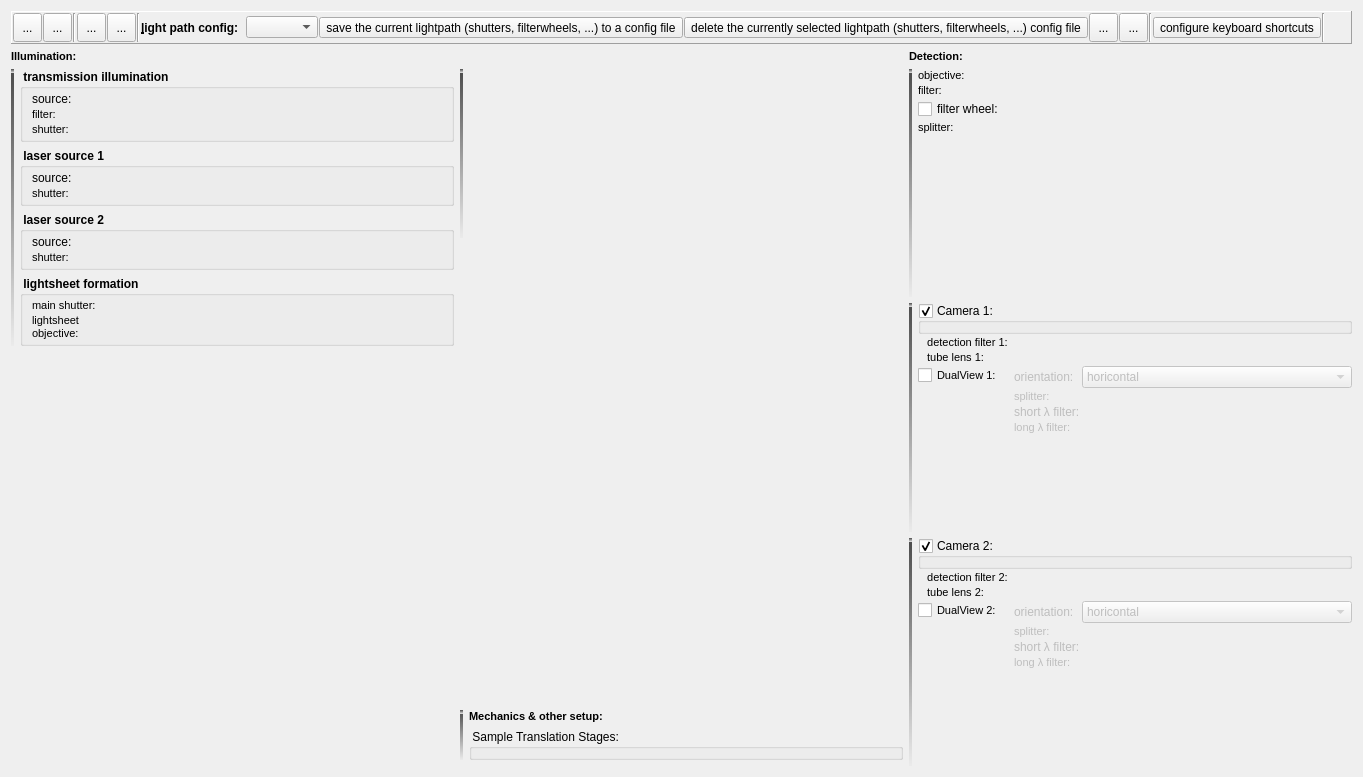
Above: plugins/spimb040/qfespimb040opticssetup.ui from jkriege2/QuickFit3 before the change. Below: the same form after it.
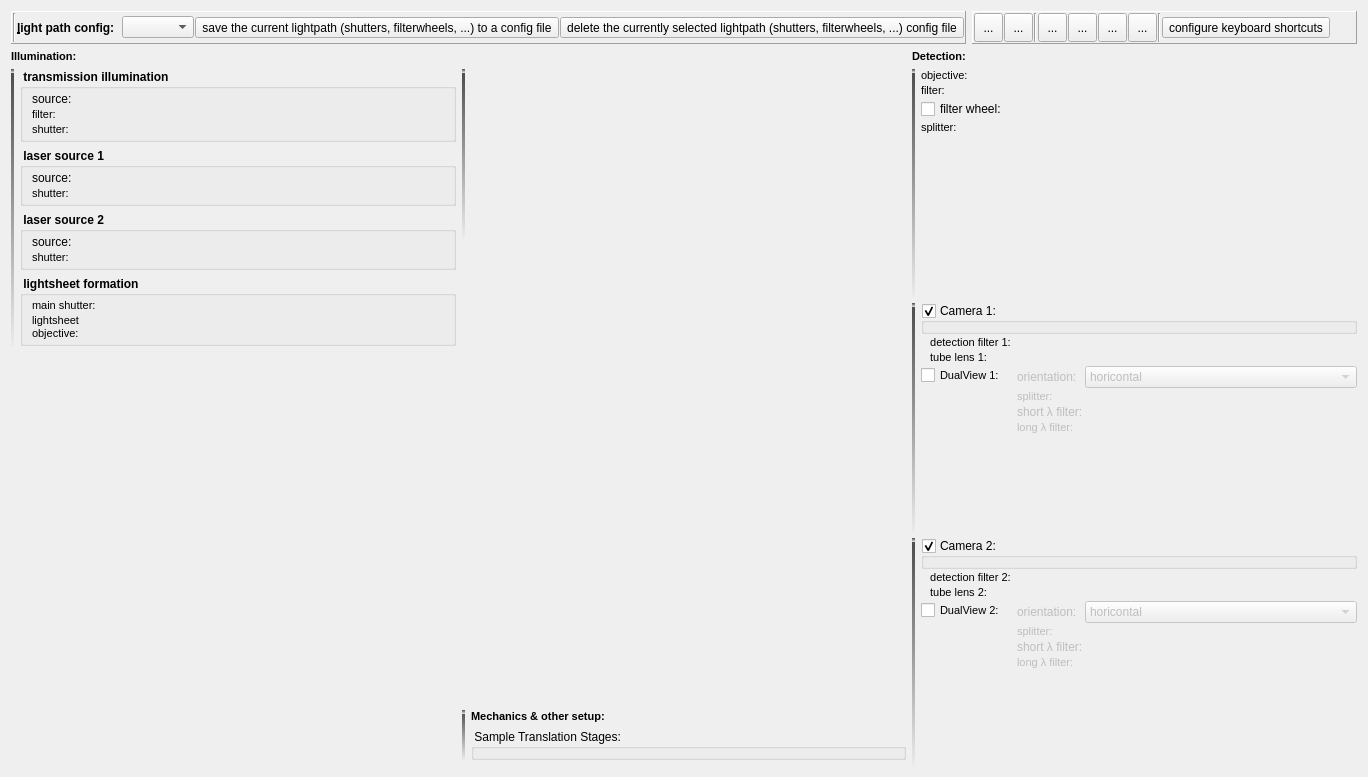
That is the form after the change. Icons and pictures are not drawn. Custom widgets are drawn as their Qt base class.

What changed in the file:
```diff
--- a/plugins/spimb040/qfespimb040opticssetup.ui
+++ b/plugins/spimb040/qfespimb040opticssetup.ui
@@ -14,7 +14,7 @@
    <string>Form</string>
   </property>
   <layout class="QGridLayout" name="gridLayout">
-   <item row="1" column="0">
+   <item row="2" column="0">
     <widget class="QLabel" name="label_2">
      <property name="text">
       <string>&lt;!DOCTYPE HTML PUBLIC &quot;-//W3C//DTD HTML 4.0//EN&quot; &quot;http://www.w3.org/TR/REC-html40/strict.dtd&quot;&gt;
@@ -25,7 +25,7 @@
      </property>
     </widget>
    </item>
-   <item row="5" column="0">
+   <item row="6" column="0">
     <layout class="QGridLayout" name="gridLayout_3">
      <item row="0" column="0">
       <widget class="Line" name="line_4">
@@ -522,354 +522,7 @@
      </item>
     </layout>
    </item>
-   <item row="0" column="0" colspan="3">
-    <widget class="QFrame" name="frame">
-     <property name="minimumSize">
-      <size>
-       <width>0</width>
-       <height>30</height>
-      </size>
-     </property>
-     <property name="frameShape">
-      <enum>QFrame::Panel</enum>
-     </property>
-     <property name="frameShadow">
-      <enum>QFrame::Raised</enum>
-     </property>
-     <layout class="QHBoxLayout" name="horizontalLayout">
-      <property name="spacing">
-       <number>1</number>
-      </property>
-      <property name="margin">
-       <number>1</number>
-      </property>
-      <item>
-       <widget class="QToolButton" name="btnConnectDevices">
-        <property name="minimumSize">
-         <size>
-          <width>29</width>
-          <height>29</height>
-         </size>
-        </property>
-        <property name="toolTip">
-         <string>connect all devices, except cameras</string>
-        </property>
-        <property name="text">
-         <string>...</string>
-        </property>
-        <property name="icon">
-         <iconset resource="spimb040.qrc">
-          <normaloff>:/spimb040/connect_devices.png</normaloff>:/spimb040/connect_devices.png</iconset>
-        </property>
-        <property name="iconSize">
-         <size>
-          <width>22</width>
-          <height>22</height>
-         </size>
-        </property>
-       </widget>
-      </item>
-      <item>
-       <widget class="QToolButton" name="btnConnectCameras">
-        <property name="minimumSize">
-         <size>
-          <width>29</width>
-          <height>29</height>
-         </size>
-        </property>
-        <property name="toolTip">
-         <string>connect all cameras</string>
-        </property>
-        <property name="text">
-         <string>...</string>
-        </property>
-        <property name="icon">
-         <iconset resource="spimb040.qrc">
-          <normaloff>:/spimb040/connect_cameras.png</normaloff>:/spimb040/connect_cameras.png</iconset>
-        </property>
-        <property name="iconSize">
-         <size>
-          <width>22</width>
-          <height>22</height>
-         </size>
-        </property>
-       </widget>
-      </item>
-      <item>
-       <widget class="Line" name="line_5">
-        <property name="orientation">
-         <enum>Qt::Vertical</enum>
-        </property>
-       </widget>
-      </item>
-      <item>
-       <widget class="QToolButton" name="btnDisconnectDevices">
-        <property name="minimumSize">
-         <size>
-          <width>29</width>
-          <height>29</height>
-         </size>
-        </property>
-        <property name="toolTip">
-         <string>disconnect all devices, except cameras</string>
-        </property>
-        <property name="text">
-         <string>...</string>
-        </property>
-        <property name="icon">
-         <iconset resource="spimb040.qrc">
-          <normaloff>:/spimb040/disconnect_devices.png</normaloff>:/spimb040/disconnect_devices.png</iconset>
-        </property>
-        <property name="iconSize">
-         <size>
-          <width>22</width>
-          <height>22</height>
-         </size>
-        </property>
-       </widget>
-      </item>
-      <item>
-       <widget class="QToolButton" name="btnDisconnectCameras">
-        <property name="minimumSize">
-         <size>
-          <width>29</width>
-          <height>29</height>
-         </size>
-        </property>
-        <property name="toolTip">
-         <string>disconnect all cameras</string>
-        </property>
-        <property name="text">
-         <string>...</string>
-        </property>
-        <property name="icon">
-         <iconset resource="spimb040.qrc">
-          <normaloff>:/spimb040/disconnect_cameras.png</normaloff>:/spimb040/disconnect_cameras.png</iconset>
-        </property>
-        <property name="iconSize">
-         <size>
-          <width>22</width>
-          <height>22</height>
-         </size>
-        </property>
-       </widget>
-      </item>
-      <item>
-       <widget class="Line" name="line_7">
-        <property name="orientation">
-         <enum>Qt::Vertical</enum>
-        </property>
-       </widget>
-      </item>
-      <item>
-       <spacer name="horizontalSpacer_2">
-        <property name="orientation">
-         <enum>Qt::Horizontal</enum>
-        </property>
-        <property name="sizeHint" stdset="0">
-         <size>
-          <width>40</width>
-          <height>20</height>
-         </size>
-        </property>
-       </spacer>
-      </item>
-      <item>
-       <widget class="QLabel" name="label_4">
-        <property name="font">
-         <font>
-          <weight>75</weight>
-          <bold>true</bold>
-         </font>
-        </property>
-        <property name="text">
-         <string>&amp;light path config:  </string>
-        </property>
-        <property name="buddy">
-         <cstring>cmbLightpathConfig</cstring>
-        </property>
-       </widget>
-      </item>
-      <item>
-       <widget class="QFESPIMB040ConfigComboBox" name="cmbLightpathConfig">
-        <property name="sizeAdjustPolicy">
-         <enum>QComboBox::AdjustToContents</enum>
-        </property>
-       </widget>
-      </item>
-      <item>
-       <widget class="QToolButton" name="btnLightpathSave">
-        <property name="text">
-         <string>save the current lightpath (shutters, filterwheels, ...) to a config file</string>
-        </property>
-        <property name="icon">
-         <iconset resource="spimb040.qrc">
-          <normaloff>:/spimb040/lightpath_save.png</normaloff>:/spimb040/lightpath_save.png</iconset>
-        </property>
-        <property name="iconSize">
-         <size>
-          <width>16</width>
-          <height>16</height>
-         </size>
-        </property>
-       </widget>
-      </item>
-      <item>
-       <widget class="QToolButton" name="btnLightpathDelete">
-        <property name="text">
-         <string>delete the currently selected lightpath (shutters, filterwheels, ...) config file</string>
-        </property>
-        <property name="icon">
-         <iconset resource="spimb040.qrc">
-          <normaloff>:/spimb040/lightpath_delete.png</normaloff>:/spimb040/lightpath_delete.png</iconset>
-        </property>
-        <property name="iconSize">
-         <size>
-          <width>16</width>
-          <height>16</height>
-         </size>
-        </property>
-       </widget>
-      </item>
-      <item>
-       <spacer name="horizontalSpacer">
-        <property name="orientation">
-         <enum>Qt::Horizontal</enum>
-        </property>
-        <property name="sizeHint" stdset="0">
-         <size>
-          <width>40</width>
-          <height>25</height>
-         </size>
-        </property>
-       </spacer>
-      </item>
-      <item>
-       <widget class="QToolButton" name="btnLoadSetup">
-        <property name="minimumSize">
-         <size>
-          <width>29</width>
-          <height>29</height>
-         </size>
-        </property>
-        <property name="toolTip">
-         <string>load all settings in this form from an external INI file</string>
-        </property>
-        <property name="text">
-         <string>...</string>
-        </property>
-        <property name="icon">
-         <iconset resource="spimb040.qrc">
-          <normaloff>:/spimb040/template_open.png</normaloff>:/spimb040/template_open.png</iconset>
-        </property>
-        <property name="iconSize">
-         <size>
-          <width>22</width>
-          <height>22</height>
-         </size>
-        </property>
-       </widget>
-      </item>
-      <item>
-       <widget class="QToolButton" name="btnSaveSetup">
-        <property name="minimumSize">
-         <size>
-          <width>29</width>
-          <height>29</height>
-         </size>
-        </property>
-        <property name="toolTip">
-         <string>save all settings in this form from an external INI file</string>
-        </property>
-        <property name="text">
-         <string>...</string>
-        </property>
-        <property name="icon">
-         <iconset resource="spimb040.qrc">
-          <normaloff>:/spimb040/template_save.png</normaloff>:/spimb040/template_save.png</iconset>
-        </property>
-        <property name="iconSize">
-         <size>
-          <width>22</width>
-          <height>22</height>
-         </size>
-        </property>
-       </widget>
-      </item>
-      <item>
-       <widget class="Line" name="line_11">
-        <property name="orientation">
-         <enum>Qt::Vertical</enum>
-        </property>
-       </widget>
-      </item>
-      <item>
-       <widget class="QToolButton" name="btnShortcutConfig">
-        <property name="toolTip">
-         <string>configure the keyboard shortcuts for the SPIM control</string>
-        </property>
-        <property name="text">
-         <string>configure keyboard shortcuts</string>
-        </property>
-        <property name="icon">
-         <iconset resource="spimb040.qrc">
-          <normaloff>:/spimb040/shortcut_settings.png</normaloff>:/spimb040/shortcut_settings.png</iconset>
-        </property>
-        <property name="iconSize">
-         <size>
-          <width>22</width>
-          <height>22</height>
-         </size>
-        </property>
-       </widget>
-      </item>
-      <item>
-       <widget class="Line" name="line_8">
-        <property name="orientation">
-         <enum>Qt::Vertical</enum>
-        </property>
-       </widget>
-      </item>
-      <item>
-       <widget class="QToolButton" name="btnLockFiltersEtc">
-        <property name="minimumSize">
-         <size>
-          <width>24</width>
-          <height>24</height>
-         </size>
-        </property>
-        <property name="toolTip">
-         <string>lock/unlock filters &amp; objectives</string>
-        </property>
-        <property name="text">
-         <string/>
-        </property>
-        <property name="icon">
-         <iconset resource="spimb040.qrc">
-          <normaloff>:/spimb040/lock_opened.png</normaloff>
-          <normalon>:/spimb040/lock_closed.png</normalon>:/spimb040/lock_opened.png</iconset>
-        </property>
-        <property name="iconSize">
-         <size>
-          <width>22</width>
-          <height>22</height>
-         </size>
-        </property>
-        <property name="checkable">
-         <bool>true</bool>
-        </property>
-        <property name="checked">
-         <bool>false</bool>
-        </property>
-        <property name="autoRaise">
-         <bool>true</bool>
-        </property>
-       </widget>
-      </item>
-     </layout>
-    </widget>
-   </item>
-   <item row="5" column="1">
+   <item row="6" column="1">
     <layout class="QGridLayout" name="gridLayout_4">
      <item row="0" column="1">
       <widget class="QLabel" name="image">
@@ -992,7 +645,7 @@
      </item>
     </layout>
    </item>
-   <item row="1" column="2">
+   <item row="2" column="2">
     <widget class="QLabel" name="label_7">
      <property name="text">
       <string>&lt;!DOCTYPE HTML PUBLIC &quot;-//W3C//DTD HTML 4.0//EN&quot; &quot;http://www.w3.org/TR/REC-html40/strict.dtd&quot;&gt;
@@ -1003,7 +656,7 @@
      </property>
     </widget>
    </item>
-   <item row="5" column="2">
+   <item row="6" column="2">
     <layout class="QGridLayout" name="gridLayout_2" columnminimumwidth="0,1">
      <item row="0" column="0">
       <widget class="Line" name="line">
@@ -1482,6 +1135,381 @@
      </item>
     </layout>
    </item>
+   <item row="1" column="0" colspan="3">
+    <layout class="QHBoxLayout" name="layHTop">
+     <item>
+      <widget class="QFrame" name="frmLightpath">
+       <property name="minimumSize">
+        <size>
+         <width>0</width>
+         <height>30</height>
+        </size>
+       </property>
+       <property name="frameShape">
+        <enum>QFrame::Panel</enum>
+       </property>
+       <property name="frameShadow">
+        <enum>QFrame::Raised</enum>
+       </property>
+       <layout class="QHBoxLayout" name="horizontalLayout">
+        <property name="spacing">
+         <number>1</number>
+        </property>
+        <property name="margin">
+         <number>1</number>
+        </property>
+        <item>
+         <widget class="Line" name="line_7">
+          <property name="orientation">
+           <enum>Qt::Vertical</enum>
+          </property>
+         </widget>
+        </item>
+        <item>
+         <spacer name="horizontalSpacer_2">
+          <property name="orientation">
+           <enum>Qt::Horizontal</enum>
+          </property>
+          <property name="sizeHint" stdset="0">
+           <size>
+            <width>40</width>
+            <height>20</height>
+           </size>
+          </property>
+         </spacer>
+        </item>
+        <item>
+         <widget class="QLabel" name="label_4">
+          <property name="font">
+           <font>
+            <weight>75</weight>
+            <bold>true</bold>
+           </font>
+          </property>
+          <property name="text">
+           <string>&amp;light path config:  </string>
+          </property>
+          <property name="buddy">
+           <cstring>cmbLightpathConfig</cstring>
+          </property>
+         </widget>
+        </item>
+        <item>
+         <widget class="QFESPIMB040ConfigComboBox" name="cmbLightpathConfig">
+          <property name="sizeAdjustPolicy">
+           <enum>QComboBox::AdjustToContents</enum>
+          </property>
+         </widget>
+        </item>
+        <item>
+         <widget class="QToolButton" name="btnLightpathSave">
+          <property name="text">
+           <string>save the current lightpath (shutters, filterwheels, ...) to a config file</string>
+          </property>
+          <property name="icon">
+           <iconset resource="spimb040.qrc">
+            <normaloff>:/spimb040/lightpath_save.png</normaloff>:/spimb040/lightpath_save.png</iconset>
+          </property>
+          <property name="iconSize">
+           <size>
+            <width>16</width>
+            <height>16</height>
+           </size>
+          </property>
+         </widget>
+        </item>
+        <item>
+         <widget class="QToolButton" name="btnLightpathDelete">
+          <property name="text">
+           <string>delete the currently selected lightpath (shutters, filterwheels, ...) config file</string>
+          </property>
+          <property name="icon">
+           <iconset resource="spimb040.qrc">
+            <normaloff>:/spimb040/lightpath_delete.png</normaloff>:/spimb040/lightpath_delete.png</iconset>
+          </property>
+          <property name="iconSize">
+           <size>
+            <width>16</width>
+            <height>16</height>
+           </size>
+          </property>
+         </widget>
+        </item>
+        <item>
+         <spacer name="horizontalSpacer">
+          <property name="orientation">
+           <enum>Qt::Horizontal</enum>
+          </property>
+          <property name="sizeHint" stdset="0">
+           <size>
+            <width>40</width>
+            <height>25</height>
+           </size>
+          </property>
+         </spacer>
+        </item>
+       </layout>
+      </widget>
+     </item>
+     <item>
+      <widget class="QFrame" name="frame_2">
+       <property name="frameShape">
+        <enum>QFrame::Panel</enum>
+       </property>
+       <property name="frameShadow">
+        <enum>QFrame::Raised</enum>
+       </property>
+       <layout class="QHBoxLayout" name="horizontalLayout_3">
+        <property name="spacing">
+         <number>1</number>
+        </property>
+        <property name="margin">
+         <number>1</number>
+        </property>
+        <item>
+         <widget class="QToolButton" name="btnConnectDevices">
+          <property name="minimumSize">
+           <size>
+            <width>29</width>
+            <height>29</height>
+           </size>
+          </property>
+          <property name="toolTip">
+           <string>connect all devices, except cameras</string>
+          </property>
+          <property name="text">
+           <string>...</string>
+          </property>
+          <property name="icon">
+           <iconset resource="spimb040.qrc">
+            <normaloff>:/spimb040/connect_devices.png</normaloff>:/spimb040/connect_devices.png</iconset>
+          </property>
+          <property name="iconSize">
+           <size>
+            <width>22</width>
+            <height>22</height>
+           </size>
+          </property>
+         </widget>
+        </item>
+        <item>
+         <widget class="QToolButton" name="btnConnectCameras">
+          <property name="minimumSize">
+           <size>
+            <width>29</width>
+            <height>29</height>
+           </size>
+          </property>
+          <property name="toolTip">
+           <string>connect all cameras</string>
+          </property>
+          <property name="text">
+           <string>...</string>
+          </property>
+          <property name="icon">
+           <iconset resource="spimb040.qrc">
+            <normaloff>:/spimb040/connect_cameras.png</normaloff>:/spimb040/connect_cameras.png</iconset>
+          </property>
+          <property name="iconSize">
+           <size>
+            <width>22</width>
+            <height>22</height>
+           </size>
+          </property>
+         </widget>
+        </item>
+        <item>
+         <widget class="Line" name="line_5">
+          <property name="orientation">
+           <enum>Qt::Vertical</enum>
+          </property>
+         </widget>
+        </item>
+        <item>
+         <widget class="QToolButton" name="btnDisconnectDevices">
+          <property name="minimumSize">
+           <size>
+            <width>29</width>
+            <height>29</height>
+           </size>
+          </property>
+          <property name="toolTip">
+           <string>disconnect all devices, except cameras</string>
+          </property>
+          <property name="text">
+           <string>...</string>
+          </property>
+          <property name="icon">
+           <iconset resource="spimb040.qrc">
+            <normaloff>:/spimb040/disconnect_devices.png</normaloff>:/spimb040/disconnect_devices.png</iconset>
+          </property>
+          <property name="iconSize">
+           <size>
+            <width>22</width>
+            <height>22</height>
+           </size>
+          </property>
+         </widget>
+        </item>
+        <item>
+         <widget class="QToolButton" name="btnDisconnectCameras">
+          <property name="minimumSize">
+           <size>
+            <width>29</width>
+            <height>29</height>
+           </size>
+          </property>
+          <property name="toolTip">
+           <string>disconnect all cameras</string>
+          </property>
+          <property name="text">
+           <string>...</string>
+          </property>
+          <property name="icon">
+           <iconset resource="spimb040.qrc">
+            <normaloff>:/spimb040/disconnect_cameras.png</normaloff>:/spimb040/disconnect_cameras.png</iconset>
+          </property>
+          <property name="iconSize">
+           <size>
+            <width>22</width>
+            <height>22</height>
+           </size>
+          </property>
+         </widget>
+        </item>
+        <item>
+         <spacer name="horizontalSpacer_3">
+          <property name="orientation">
+           <enum>Qt::Horizontal</enum>
+          </property>
+          <property name="sizeHint" stdset="0">
+           <size>
+            <width>40</width>
+            <height>20</height>
+           </size>
+          </property>
+         </spacer>
+        </item>
+        <item>
+         <widget class="QToolButton" name="btnLoadSetup">
+          <property name="minimumSize">
+           <size>
+            <width>29</width>
+            <height>29</height>
+           </size>
+          </property>
+          <property name="toolTip">
+           <string>load all settings in this form from an external INI file</string>
+          </property>
+          <property name="text">
+           <string>...</string>
+          </property>
+          <property name="icon">
+           <iconset resource="spimb040.qrc">
+            <normaloff>:/spimb040/template_open.png</normaloff>:/spimb040/template_open.png</iconset>
+          </property>
+          <property name="iconSize">
+           <size>
+            <width>22</width>
+            <height>22</height>
+           </size>
+          </property>
+         </widget>
+        </item>
+        <item>
+         <widget class="QToolButton" name="btnSaveSetup">
+          <property name="minimumSize">
+           <size>
+            <width>29</width>
+            <height>29</height>
+           </size>
+          </property>
+          <property name="toolTip">
+           <string>save all settings in this form from an external INI file</string>
+          </property>
+          <property name="text">
+           <string>...</string>
+          </property>
+          <property name="icon">
+           <iconset resource="spimb040.qrc">
+            <normaloff>:/spimb040/template_save.png</normaloff>:/spimb040/template_save.png</iconset>
+          </property>
+          <property name="iconSize">
+           <size>
+            <width>22</width>
+            <height>22</height>
+           </size>
+          </property>
+         </widget>
+        </item>
+        <item>
+         <widget class="Line" name="line_8">
+          <property name="orientation">
+           <enum>Qt::Vertical</enum>
+          </property>
+         </widget>
+        </item>
+        <item>
+         <widget class="QToolButton" name="btnShortcutConfig">
+          <property name="toolTip">
+           <string>configure the keyboard shortcuts for the SPIM control</string>
+          </property>
+          <property name="text">
+           <string>configure keyboard shortcuts</string>
+          </property>
+          <property name="icon">
+           <iconset resource="spimb040.qrc">
+            <normaloff>:/spimb040/shortcut_settings.png</normaloff>:/spimb040/shortcut_settings.png</iconset>
+          </property>
+          <property name="iconSize">
+           <size>
+            <width>22</width>
+            <height>22</height>
+           </size>
+          </property>
+         </widget>
+        </item>
+        <item>
+         <widget class="QToolButton" name="btnLockFiltersEtc">
+          <property name="minimumSize">
+           <size>
+            <width>24</width>
+            <height>24</height>
+           </size>
+          </property>
+          <property name="toolTip">
+           <string>lock/unlock filters &amp; objectives</string>
+          </property>
+          <property name="text">
+           <string/>
+          </property>
+          <property name="icon">
+           <iconset resource="spimb040.qrc">
+            <normaloff>:/spimb040/lock_opened.png</normaloff>
+            <normalon>:/spimb040/lock_closed.png</normalon>:/spimb040/lock_opened.png</iconset>
+          </property>
+          <property name="iconSize">
+           <size>
+            <width>22</width>
+            <height>22</height>
+           </size>
+          </property>
+          <property name="checkable">
+           <bool>true</bool>
+          </property>
+          <property name="checked">
+           <bool>false</bool>
+          </property>
+          <property name="autoRaise">
+           <bool>true</bool>
+          </property>
+         </widget>
+        </item>
+       </layout>
+      </widget>
+     </item>
+    </layout>
+   </item>
   </layout>
  </widget>
  <customwidgets>
```
Left out of the diff: 6 changed lines with no effect on the pictures.
